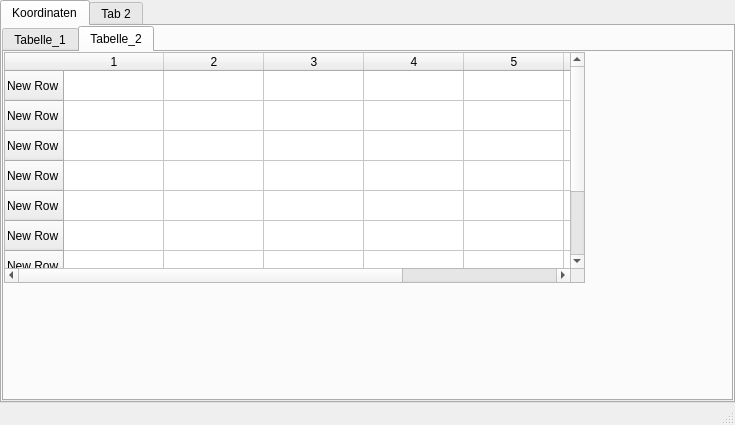
Before: the Qt Designer form Test2.ui in LadontherealOne/GeoCalc, drawn with Qt 5.
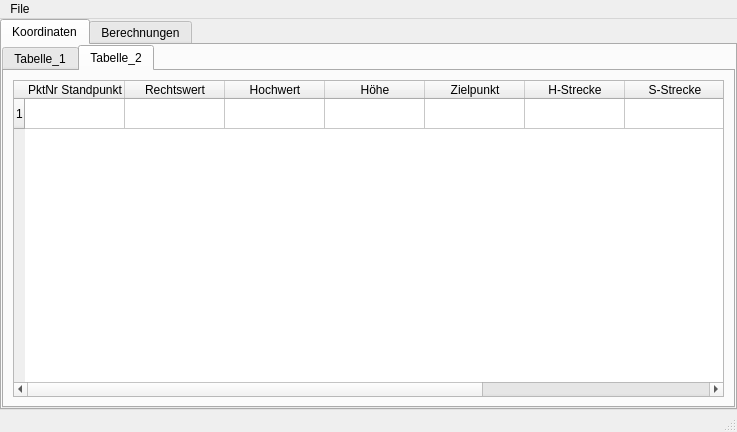
After: the same form once the commit is applied. The open tabs and pages were chosen to show the change.

The edit to the form file:
```diff
--- a/Test2.ui
+++ b/Test2.ui
@@ -6,8 +6,8 @@
    <rect>
     <x>0</x>
     <y>0</y>
-    <width>735</width>
-    <height>425</height>
+    <width>737</width>
+    <height>432</height>
    </rect>
   </property>
   <property name="windowTitle">
@@ -69,96 +69,86 @@
            <attribute name="title">
             <string>Tabelle_2</string>
            </attribute>
+           <layout class="QGridLayout" name="gridLayout_3">
+            <item row="0" column="0">
            <widget class="QTableWidget" name="tableWidget">
-            <property name="geometry">
-             <rect>
-              <x>0</x>
-              <y>0</y>
-              <width>581</width>
-              <height>231</height>
-             </rect>
-            </property>
-            <row>
-             <property name="text">
-              <string>New Row</string>
-             </property>
-            </row>
-            <row>
-             <property name="text">
-              <string>New Row</string>
-             </property>
-            </row>
-            <row>
-             <property name="text">
-              <string>New Row</string>
-             </property>
-            </row>
-            <row>
-             <property name="text">
-              <string>New Row</string>
-             </property>
-            </row>
-            <row>
-             <property name="text">
-              <string>New Row</string>
-             </property>
-            </row>
-            <row>
-             <property name="text">
-              <string>New Row</string>
-             </property>
-            </row>
-            <row>
-             <property name="text">
-              <string>New Row</string>
-             </property>
-            </row>
+              <property name="sizeAdjustPolicy">
+               <enum>QAbstractScrollArea::AdjustIgnored</enum>
+              </property>
+              <property name="autoScrollMargin">
+               <number>16</number>
+              </property>
+              <property name="editTriggers">
+               <set>QAbstractItemView::AllEditTriggers</set>
+              </property>
+              <property name="alternatingRowColors">
+               <bool>true</bool>
+              </property>
+              <property name="gridStyle">
+               <enum>Qt::SolidLine</enum>
+              </property>
+              <property name="sortingEnabled">
+               <bool>false</bool>
+              </property>
+              <property name="rowCount">
+               <number>1</number>
+              </property>
+              <property name="columnCount">
+               <number>9</number>
+              </property>
             <row>
-             <property name="text">
-              <string>New Row</string>
-             </property>
-            </row>
-            <row>
-             <property name="text">
-              <string>New Row</string>
-             </property>
-            </row>
-            <column>
              <property name="text">
               <string>1</string>
              </property>
+              </row>
+              <column>
+               <property name="text">
+                <string>PktNr Standpunkt</string>
+               </property>
             </column>
             <column>
              <property name="text">
-              <string>2</string>
+                <string>Rechtswert</string>
              </property>
             </column>
             <column>
              <property name="text">
-              <string>3</string>
+                <string>Hochwert</string>
              </property>
             </column>
             <column>
              <property name="text">
-              <string>4</string>
+                <string>Höhe</string>
              </property>
             </column>
             <column>
              <property name="text">
-              <string>5</string>
+                <string>Zielpunkt</string>
              </property>
             </column>
             <column>
              <property name="text">
-              <string>6</string>
+                <string>H-Strecke</string>
              </property>
             </column>
             <column>
              <property name="text">
-              <string>7</string>
+                <string>S-Strecke</string>
+               </property>
+              </column>
+              <column>
+               <property name="text">
+                <string>Horizontalwinkel</string>
+               </property>
+              </column>
+              <column>
+               <property name="text">
+                <string>Vertikalwinkel</string>
              </property>
             </column>
            </widget>
+            </item>
+           </layout>
           </widget>
          </widget>
         </item>
@@ -166,7 +156,7 @@
       </widget>
       <widget class="QWidget" name="tab_2">
        <attribute name="title">
-        <string>Tab 2</string>
+        <string>Berechnungen</string>
        </attribute>
       </widget>
      </widget>
@@ -179,11 +169,29 @@
     <rect>
      <x>0</x>
      <y>0</y>
-     <width>735</width>
+     <width>737</width>
      <height>18</height>
     </rect>
    </property>
-  </widget>
+   <widget class="QMenu" name="menuFile">
+    <property name="title">
+     <string>File</string>
+    </property>
+    <addaction name="actionSave"/>
+   </widget>
+   <addaction name="menuFile"/>
+  </widget>
+  <action name="actionSave">
+   <property name="text">
+    <string>Save</string>
+   </property>
+   <property name="statusTip">
+    <string>Save</string>
+   </property>
+   <property name="shortcut">
+    <string>Ctrl+V</string>
+   </property>
+  </action>
  </widget>
  <resources/>
  <connections/>
```
Left out of the diff: 143 changed lines with no effect on the pictures. Lines whose indentation alone changed are shown as unchanged.
